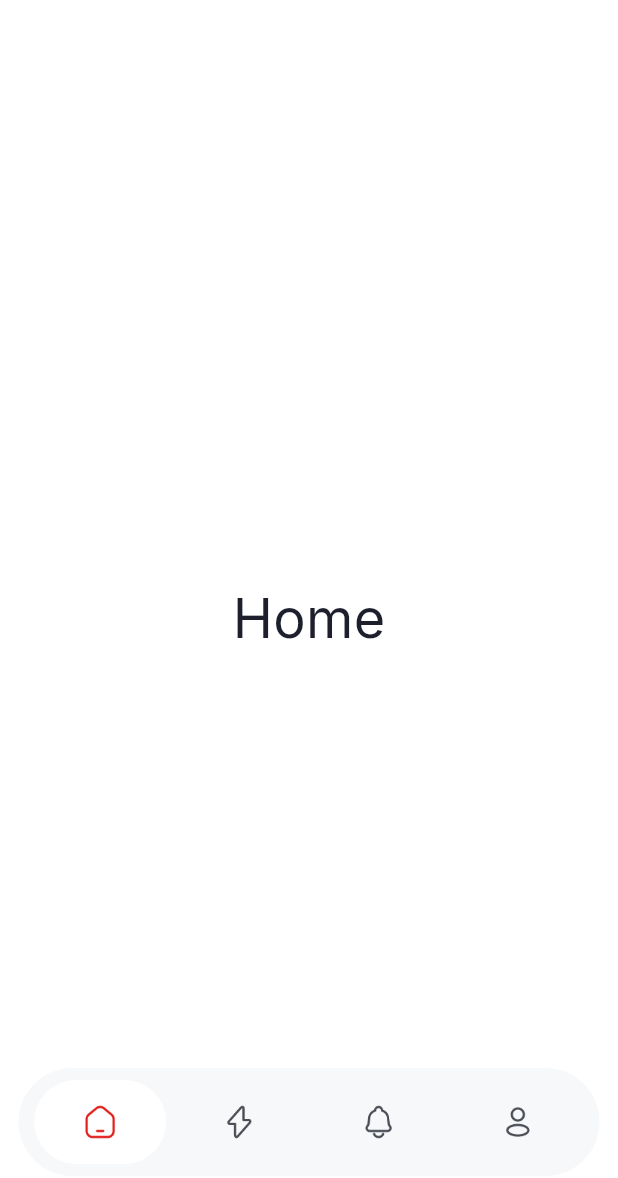
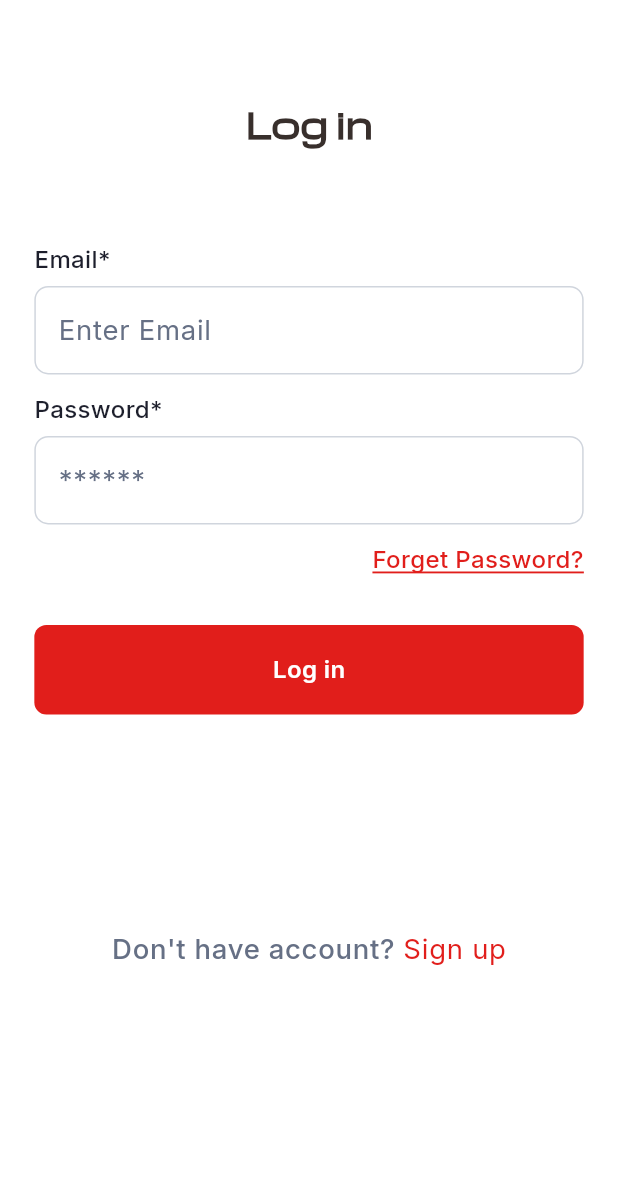
Before and after one commit to salmanbashar1009/master_battery_warranty_app, a Flutter app: the screen it shows after launch, on a phone screen of 412 x 824 dp. Shown: the top 1178 px of the screen. Run offline on Flutter 3.47's test engine with Material 3 defaults, Android fonts, the phone set to English and light mode, and no system bars; our stand-ins replace flutter_screenutil, flutter_svg, google_fonts; missing offline and left inert: nuts_activity_indicator.

```diff
--- /dev/null
+++ b/lib/presentation/ui/screens/auth/login_screen.dart
@@ -0,0 +1,116 @@
+import 'package:flutter/material.dart';
+import 'package:flutter_screenutil/flutter_screenutil.dart';
+import 'package:master_battery_warranty_app/presentation/ui/screens/auth/sign_up_screen.dart';
+import 'package:master_battery_warranty_app/presentation/ui/screens/parent_screen.dart';
+import 'package:master_battery_warranty_app/presentation/ui/utils/styles.dart';
+import 'package:master_battery_warranty_app/presentation/ui/widgets/primary_button.dart';
+
+class LoginScreen extends StatelessWidget {
+  const LoginScreen({super.key});
+
+  @override
+  Widget build(BuildContext context) {
+    return Scaffold(
+      body: SafeArea(
+        child: Padding(
+          padding: EdgeInsets.symmetric(horizontal: 20.w),
+          child: Column(
+            crossAxisAlignment: CrossAxisAlignment.start,
+            children: [
+              SizedBox(
+                height: 56.h,
+              ),
+              Align(
+                  alignment: Alignment.center,
+                  child: Text(
+                    "Log in",
+                    style: Theme.of(context).textTheme.titleLarge,
+                  )),
+              SizedBox(
+                height: 50.h,
+              ),
+              Text(
+                "Email*",
+                style: Theme.of(context).textTheme.bodyMedium!.copyWith(
+                      fontWeight: FontWeight.w500,
+                    ),
+              ),
+              SizedBox(
+                height: 6,
+              ),
+              TextFormField(
+                decoration: InputDecoration(hintText: "Enter Email"),
+              ),
+              SizedBox(
+                height: 12,
+              ),
+              Text("Password*",
+                  style: Theme.of(context)
+                      .textTheme
+                      .bodyMedium!
+                      .copyWith(fontWeight: FontWeight.w500)),
+              SizedBox(
+                height: 6,
+              ),
+              TextFormField(
+                decoration: InputDecoration(hintText: "******"),
+              ),
+              SizedBox(
+                height: 12,
+              ),
+              Align(
+                alignment: Alignment.centerRight,
+                child: Text(
+                  "Forget Password?",
+                  style: Theme.of(context).textTheme.bodyMedium!.copyWith(
+                      decoration: TextDecoration.underline,
+                      fontWeight: FontWeight.w500,
+                      color: red,
+                      decorationColor: red),
+                ),
+              ),
+              SizedBox(
+                height: 32,
+              ),
+              SizedBox(
+                height: 50.h,
+                width: double.infinity,
+                child: PrimaryButton(
+                  title: "Log in",
+                  onTap: () {
+                    Navigator.pushAndRemoveUntil(
+                        context,
+                        MaterialPageRoute(builder: (context) => ParentScreen()),
+                        (_) => false);
+                  },
+                ),
+              ),
+              SizedBox(
+                height: 120.h,
+              ),
+              Row(
+                mainAxisAlignment: MainAxisAlignment.center,
+                children: [
+                  Text(
+                    "Don't have account? ",
+                    style: Theme.of(context)
+                        .textTheme
+                        .bodyLarge!
+                        .copyWith(fontWeight: FontWeight.w500),
+                  ),
+                  GestureDetector(
+                    onTap: (){
+                      Navigator.push(context, MaterialPageRoute(builder: (context) => SignUpScreen()));
+                    },
+                    child: Text("Sign up",style: Theme.of(context).textTheme.bodyLarge!.copyWith(
+                        color: red) ),
+                  )
+                ],
+              )
+            ],
+          ),
+        ),
+      ),
+    );
+  }
+}
--- a/lib/presentation/ui/screens/splash_screen.dart
+++ b/lib/presentation/ui/screens/splash_screen.dart
@@ -1,5 +1,6 @@
 import 'package:flutter/material.dart';
 import 'package:flutter_screenutil/flutter_screenutil.dart';
+import 'package:master_battery_warranty_app/presentation/ui/screens/auth/login_screen.dart';
 import 'package:master_battery_warranty_app/presentation/ui/screens/home_screen.dart';
 import 'package:master_battery_warranty_app/presentation/ui/screens/parent_screen.dart';
 import 'package:master_battery_warranty_app/presentation/ui/utils/image_path.dart';
@@ -24,7 +25,7 @@ class _SplashScreenState extends State<SplashScreen> {
     await Future.delayed(const Duration(seconds: 2)).then((value) =>
         Navigator.pushAndRemoveUntil(
             context,
-            MaterialPageRoute(builder: (contex) =>  ParentScreen()),
+            MaterialPageRoute(builder: (contex) =>  LoginScreen()),
             (_) => false));
   }
 
--- a/lib/presentation/ui/themes/app_theme.dart
+++ b/lib/presentation/ui/themes/app_theme.dart
@@ -1,6 +1,7 @@
 import 'package:flutter/material.dart';
 import 'package:flutter_screenutil/flutter_screenutil.dart';
 import 'package:google_fonts/google_fonts.dart';
+import 'package:master_battery_warranty_app/presentation/ui/utils/styles.dart';
 
 
 // Don't use sp for font size in web and desktop app
@@ -46,6 +47,26 @@ class AppTheme {
           fontWeight: FontWeight.w400,
           color: const Color(0xFF1D1F2C)
       ),
+    ),
+    inputDecorationTheme: InputDecorationTheme(
+      hintStyle: TextStyle(
+        color: mediumGrey,
+        fontSize: 16.sp,
+        fontFamily: "Inter",
+        fontWeight: FontWeight.w400
+      ),
+      enabledBorder: OutlineInputBorder(
+        borderRadius: BorderRadius.circular(8.r),
+        borderSide: BorderSide(color: ligtGrey),
+      ),
+      focusedBorder: OutlineInputBorder(
+        borderRadius: BorderRadius.circular(8.r),
+        borderSide: BorderSide(color: ligtGrey),
+      ),
+      errorBorder: OutlineInputBorder(
+        borderRadius: BorderRadius.circular(8.r),
+        borderSide: BorderSide(color: red),
+      ),
     )
   );
 }
--- /dev/null
+++ b/lib/presentation/ui/utils/styles.dart
@@ -0,0 +1,10 @@
+
+
+import 'package:flutter/material.dart';
+
+const Color red = Color(0xFFE11E1B);
+const Color black = Color(0xFF070707);
+const Color brandColor = Color(0xFF382F2C);
+const Color ligtGrey = Color(0xFFD0D5DD);
+const Color mediumGrey = Color(0xFF667085);
+const Color white = Color(0xFFFFFFFF);
--- /dev/null
+++ b/lib/presentation/ui/widgets/primary_button.dart
@@ -0,0 +1,29 @@
+import 'package:flutter/material.dart';
+import 'package:master_battery_warranty_app/presentation/ui/utils/styles.dart';
+
+class PrimaryButton extends StatelessWidget {
+  const PrimaryButton({
+    super.key, required this.title, required this.onTap,
+  });
+
+  final String title;
+  final VoidCallback onTap;
+
+  @override
+  Widget build(BuildContext context) {
+    return ElevatedButton(
+        onPressed: onTap,
+        style: ElevatedButton.styleFrom(
+            backgroundColor: red,
+            elevation: 0,
+            shape: RoundedRectangleBorder(
+                borderRadius: BorderRadius.circular(8))),
+        child: Text(
+          title,
+          style: Theme.of(context)
+              .textTheme
+              .bodyMedium!
+              .copyWith(fontWeight: FontWeight.w600, color: white),
+        ));
+  }
+}
```
Also changed, not shown: lib/presentation/ui/screens/auth/sign_up_screen.dart (added, +115 -0 lines), lib/presentation/ui/widgets/custom_bottom_nav_bar.dart (+54 -35 lines).
